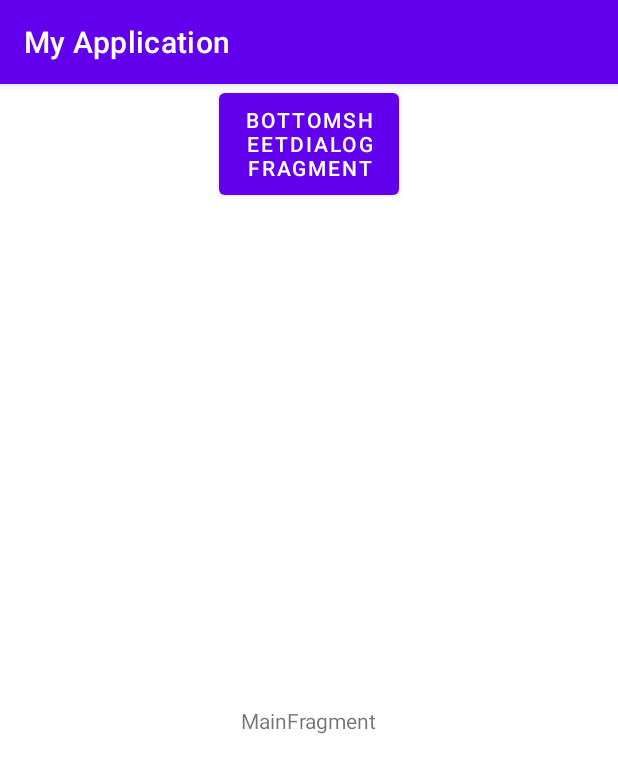
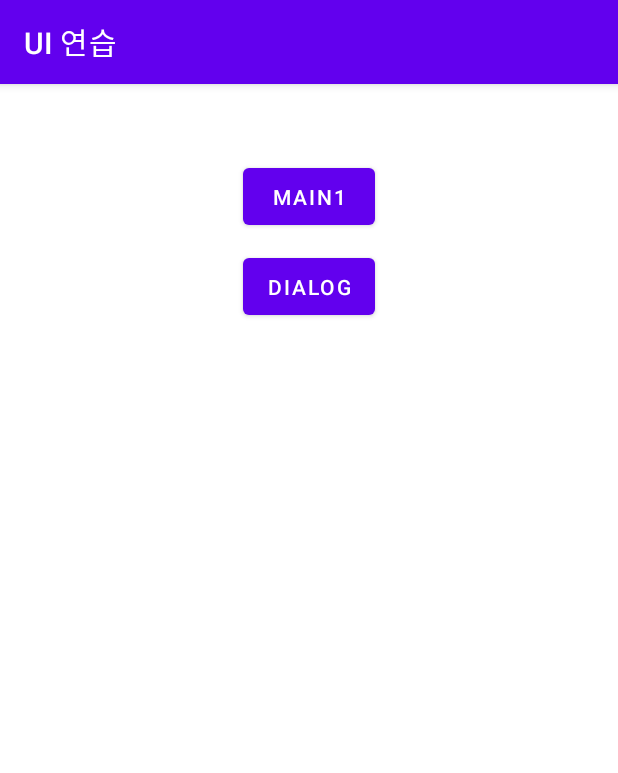
Before and after one commit to kkiruru/android-study, an Android app: the screen it shows after launch (MainActivity), on a phone screen of 412 x 824 dp. Shown: the top 773 px of the screen. Run offline under Robolectric (Android 15) with nearby library versions, the phone set to English and light mode, and no system bars; our stand-ins replace data binding.

Commit message:
draggable bottom sheet dialog

```diff
--- a/UI Study/app/src/main/java/com/example/myapplication/MainActivity.kt
+++ /dev/null
@@ -1,18 +0,0 @@
-package com.example.myapplication
-
-import androidx.appcompat.app.AppCompatActivity
-import android.os.Bundle
-import com.example.myapplication.ui.main.MainFragment
-
-class MainActivity : AppCompatActivity() {
-
-    override fun onCreate(savedInstanceState: Bundle?) {
-        super.onCreate(savedInstanceState)
-        setContentView(R.layout.activity_main)
-        if (savedInstanceState == null) {
-            supportFragmentManager.beginTransaction()
-                .replace(R.id.container, MainFragment.newInstance())
-                .commitNow()
-        }
-    }
-}
--- /dev/null
+++ b/UI Study/app/src/main/java/com/kkiruru/android/ui/MainActivity.kt
@@ -0,0 +1,32 @@
+package com.kkiruru.android.ui
+
+import android.content.Intent
+import androidx.appcompat.app.AppCompatActivity
+import android.os.Bundle
+import com.kkiruru.android.ui.databinding.ActivityMainBinding
+
+class MainActivity : AppCompatActivity() {
+
+    private lateinit var binding: ActivityMainBinding
+
+
+    override fun onCreate(savedInstanceState: Bundle?) {
+        super.onCreate(savedInstanceState)
+        binding = ActivityMainBinding.inflate(layoutInflater)
+        setContentView(binding.root)
+
+        binding.main1.setOnClickListener {
+            startActivity(
+                Intent(this, MainActivity2::class.java)
+            )
+        }
+
+        binding.dialog.setOnClickListener {
+            val itemListDialog = CustomBottomSheetDialogFragment.newInstance(5)
+            itemListDialog.show(
+                    supportFragmentManager,
+                CustomBottomSheetDialogFragment.TAG)
+        }
+
+    }
+}
--- a/UI Study/app/src/main/java/com/example/myapplication/ui/main/MainViewModel.kt
+++ b/UI Study/app/src/main/java/com/kkiruru/android/ui/main/MainViewModel.kt
@@ -1,4 +1,4 @@
-package com.example.myapplication.ui.main
+package com.kkiruru.android.ui.main
 
 import androidx.lifecycle.ViewModel
 
--- a/UI Study/app/src/main/res/layout/activity_main.xml
+++ b/UI Study/app/src/main/res/layout/activity_main.xml
@@ -1,20 +1,31 @@
 <?xml version="1.0" encoding="utf-8"?>
-<androidx.appcompat.widget.LinearLayoutCompat xmlns:android="http://schemas.android.com/apk/res/android"
-    xmlns:tools="http://schemas.android.com/tools"
-    android:id="@+id/container"
-    android:layout_width="match_parent"
-    android:orientation="vertical"
-    android:gravity="center"
-   android:layout_height="match_parent"
-    tools:context=".MainActivity" >
+<layout xmlns:android="http://schemas.android.com/apk/res/android"
+    xmlns:app="http://schemas.android.com/apk/res-auto"
+    xmlns:tools="http://schemas.android.com/tools">
 
-    <Button
-        android:layout_width="120dp"
-        android:layout_gravity="center_horizontal"
-        android:layout_height="80dp"
-        android:text="BottomSheetDialogFragment"
-            />
+    <androidx.constraintlayout.widget.ConstraintLayout
+        android:layout_width="match_parent"
+        android:layout_height="match_parent"
+        tools:context="com.kkiruru.android.ui.MainActivity">
 
+        <Button
+            android:id="@+id/main1"
+            android:layout_width="wrap_content"
+            android:layout_height="50dp"
+            android:layout_marginTop="50dp"
+            android:text="main1"
+            app:layout_constraintEnd_toEndOf="parent"
+            app:layout_constraintStart_toStartOf="parent"
+            app:layout_constraintTop_toTopOf="parent" />
 
-
-</androidx.appcompat.widget.LinearLayoutCompat>
+        <Button
+            android:id="@+id/dialog"
+            android:layout_width="wrap_content"
+            android:layout_height="50dp"
+            android:layout_marginTop="10dp"
+            android:text="dialog"
+            app:layout_constraintEnd_toEndOf="parent"
+            app:layout_constraintStart_toStartOf="parent"
+            app:layout_constraintTop_toBottomOf="@+id/main1" />
+    </androidx.constraintlayout.widget.ConstraintLayout>
+</layout>
--- a/UI Study/app/src/main/res/layout/activity_main2.xml
+++ b/UI Study/app/src/main/res/layout/activity_main2.xml
@@ -4,4 +4,4 @@
     android:id="@+id/container"
     android:layout_width="match_parent"
     android:layout_height="match_parent"
-    tools:context=".MainActivity2" />
+    tools:context="com.kkiruru.android.ui.MainActivity2" />
--- a/UI Study/app/src/main/res/layout/fragment_main.xml
+++ b/UI Study/app/src/main/res/layout/fragment_main.xml
@@ -5,7 +5,7 @@
     android:id="@+id/main"
     android:layout_width="match_parent"
     android:layout_height="match_parent"
-    tools:context=".ui.main.MainFragment">
+    tools:context="com.kkiruru.android.ui.main.MainFragment">
 
     <TextView
         android:id="@+id/message"
--- a/UI Study/app/src/main/res/values/strings.xml
+++ b/UI Study/app/src/main/res/values/strings.xml
@@ -1,3 +1,3 @@
 <resources>
-    <string name="app_name">My Application</string>
+    <string name="app_name">UI 연습</string>
 </resources>
```
Also changed, not shown: UI Study/app/build.gradle (+18 -8 lines), UI Study/app/src/main/AndroidManifest.xml (+6 -3 lines), UI Study/app/src/main/java/com/example/myapplication/ItemListDialogFragment.kt (deleted, +0 -97 lines), UI Study/app/src/main/java/com/kkiruru/android/ui/CustomBottomSheetDialogFragment.kt (added, +141 -0 lines), UI Study/app/src/main/java/com/kkiruru/android/ui/MainActivity1.kt (renamed from UI Study/app/src/main/java/com/example/myapplication/MainActivity2.kt, +5 -3 lines), UI Study/app/src/main/java/com/kkiruru/android/ui/MainActivity2.kt (added, +28 -0 lines), UI Study/app/src/main/java/com/kkiruru/android/ui/main/MainFragment.kt (renamed from UI Study/app/src/main/java/com/example/myapplication/ui/main/MainFragment.kt, +5 -4 lines), UI Study/app/src/main/res/layout/activity_main1.xml (added, +9 -0 lines), UI Study/app/src/main/res/layout/fragment_custom_bottom_sheet_dialog.xml (added, +82 -0 lines), UI Study/app/src/main/res/layout/fragment_item_list_dialog_list_dialog.xml (deleted, +0 -11 lines).
